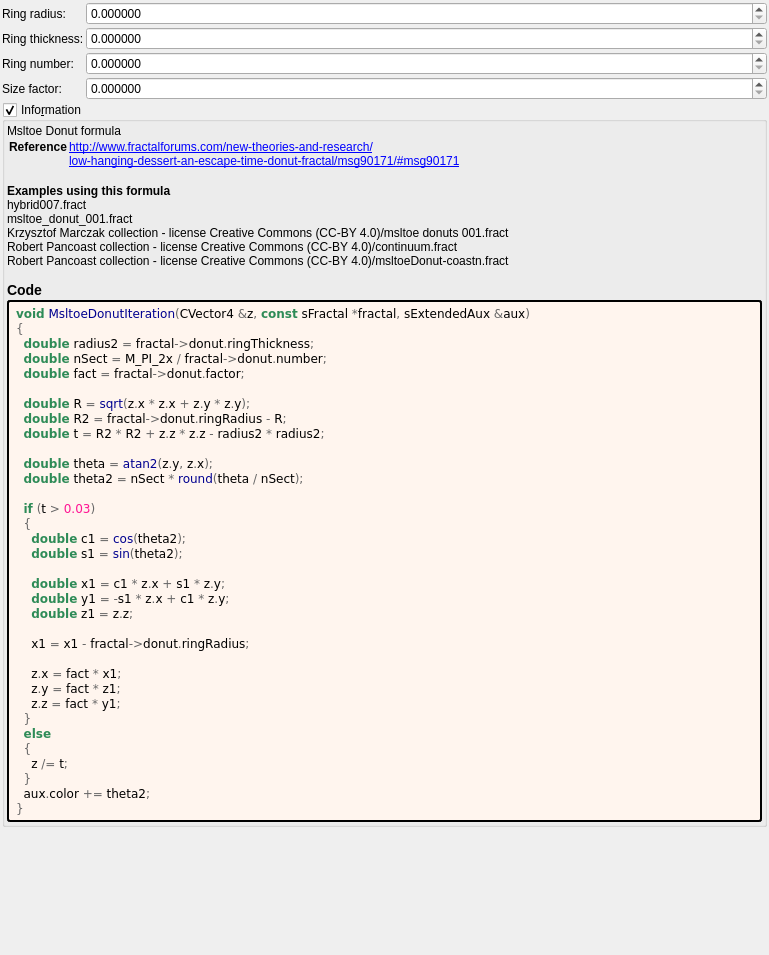
Old version of the form mandelbulber2/formula/ui/msltoe_donut.ui in the repository buddhi1980/mandelbulber2.
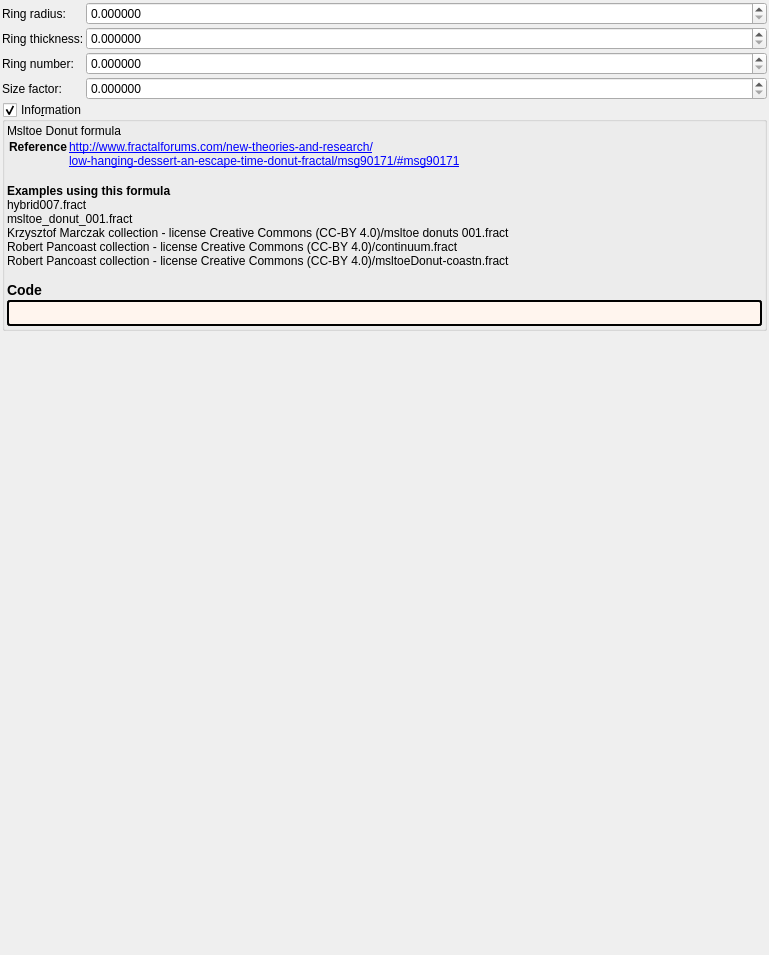
New version of the form. Custom widgets are drawn as their Qt base class.

Diff of the .ui file:
```diff
--- a/mandelbulber2/formula/ui/msltoe_donut.ui
+++ b/mandelbulber2/formula/ui/msltoe_donut.ui
@@ -230,43 +230,7 @@
          <string notr="true">border-style: outset; border-width: 2px; border-radius: 3px; border-color: black; background-color: #fff5ee; padding: 4px;</string>
         </property>
         <property name="text">
-         <string notr="true">&lt;body style=&quot;background-color:#fff5ee&quot;&gt;
-&lt;pre style=&quot;color:#000000; background-color:#fff5ee;  font-family:'Courier New',monospace;&quot;&gt;&lt;span style=&quot;color:#2e8b57; font-weight:bold&quot;&gt;void&lt;/span&gt; &lt;span style=&quot;color:#00008f&quot;&gt;MsltoeDonutIteration&lt;/span&gt;&lt;span style=&quot;color:#676767&quot;&gt;(&lt;/span&gt;CVector4 &lt;span style=&quot;color:#676767&quot;&gt;&amp;amp;&lt;/span&gt;z&lt;span style=&quot;color:#676767&quot;&gt;,&lt;/span&gt; &lt;span style=&quot;color:#2e8b57; font-weight:bold&quot;&gt;const&lt;/span&gt; sFractal &lt;span style=&quot;color:#676767&quot;&gt;*&lt;/span&gt;fractal&lt;span style=&quot;color:#676767&quot;&gt;,&lt;/span&gt; sExtendedAux &lt;span style=&quot;color:#676767&quot;&gt;&amp;amp;&lt;/span&gt;aux&lt;span style=&quot;color:#676767&quot;&gt;)&lt;/span&gt;
-&lt;span style=&quot;color:#676767&quot;&gt;{&lt;/span&gt;
-  &lt;span style=&quot;color:#2e8b57; font-weight:bold&quot;&gt;double&lt;/span&gt; radius2 &lt;span style=&quot;color:#676767&quot;&gt;=&lt;/span&gt; fractal&lt;span style=&quot;color:#676767&quot;&gt;-&amp;gt;&lt;/span&gt;donut&lt;span style=&quot;color:#676767&quot;&gt;.&lt;/span&gt;ringThickness&lt;span style=&quot;color:#676767&quot;&gt;;&lt;/span&gt;
-  &lt;span style=&quot;color:#2e8b57; font-weight:bold&quot;&gt;double&lt;/span&gt; nSect &lt;span style=&quot;color:#676767&quot;&gt;=&lt;/span&gt; M_PI_2x &lt;span style=&quot;color:#676767&quot;&gt;/&lt;/span&gt; fractal&lt;span style=&quot;color:#676767&quot;&gt;-&amp;gt;&lt;/span&gt;donut&lt;span style=&quot;color:#676767&quot;&gt;.&lt;/span&gt;number&lt;span style=&quot;color:#676767&quot;&gt;;&lt;/span&gt;
-  &lt;span style=&quot;color:#2e8b57; font-weight:bold&quot;&gt;double&lt;/span&gt; fact &lt;span style=&quot;color:#676767&quot;&gt;=&lt;/span&gt; fractal&lt;span style=&quot;color:#676767&quot;&gt;-&amp;gt;&lt;/span&gt;donut&lt;span style=&quot;color:#676767&quot;&gt;.&lt;/span&gt;factor&lt;span style=&quot;color:#676767&quot;&gt;;&lt;/span&gt;
-
-  &lt;span style=&quot;color:#2e8b57; font-weight:bold&quot;&gt;double&lt;/span&gt; R &lt;span style=&quot;color:#676767&quot;&gt;=&lt;/span&gt; &lt;span style=&quot;color:#00008f&quot;&gt;sqrt&lt;/span&gt;&lt;span style=&quot;color:#676767&quot;&gt;(&lt;/span&gt;z&lt;span style=&quot;color:#676767&quot;&gt;.&lt;/span&gt;x &lt;span style=&quot;color:#676767&quot;&gt;*&lt;/span&gt; z&lt;span style=&quot;color:#676767&quot;&gt;.&lt;/span&gt;x &lt;span style=&quot;color:#676767&quot;&gt;+&lt;/span&gt; z&lt;span style=&quot;color:#676767&quot;&gt;.&lt;/span&gt;y &lt;span style=&quot;color:#676767&quot;&gt;*&lt;/span&gt; z&lt;span style=&quot;color:#676767&quot;&gt;.&lt;/span&gt;y&lt;span style=&quot;color:#676767&quot;&gt;);&lt;/span&gt;
-  &lt;span style=&quot;color:#2e8b57; font-weight:bold&quot;&gt;double&lt;/span&gt; R2 &lt;span style=&quot;color:#676767&quot;&gt;=&lt;/span&gt; fractal&lt;span style=&quot;color:#676767&quot;&gt;-&amp;gt;&lt;/span&gt;donut&lt;span style=&quot;color:#676767&quot;&gt;.&lt;/span&gt;ringRadius &lt;span style=&quot;color:#676767&quot;&gt;-&lt;/span&gt; R&lt;span style=&quot;color:#676767&quot;&gt;;&lt;/span&gt;
-  &lt;span style=&quot;color:#2e8b57; font-weight:bold&quot;&gt;double&lt;/span&gt; t &lt;span style=&quot;color:#676767&quot;&gt;=&lt;/span&gt; R2 &lt;span style=&quot;color:#676767&quot;&gt;*&lt;/span&gt; R2 &lt;span style=&quot;color:#676767&quot;&gt;+&lt;/span&gt; z&lt;span style=&quot;color:#676767&quot;&gt;.&lt;/span&gt;z &lt;span style=&quot;color:#676767&quot;&gt;*&lt;/span&gt; z&lt;span style=&quot;color:#676767&quot;&gt;.&lt;/span&gt;z &lt;span style=&quot;color:#676767&quot;&gt;-&lt;/span&gt; radius2 &lt;span style=&quot;color:#676767&quot;&gt;*&lt;/span&gt; radius2&lt;span style=&quot;color:#676767&quot;&gt;;&lt;/span&gt;
-
-  &lt;span style=&quot;color:#2e8b57; font-weight:bold&quot;&gt;double&lt;/span&gt; theta &lt;span style=&quot;color:#676767&quot;&gt;=&lt;/span&gt; &lt;span style=&quot;color:#00008f&quot;&gt;atan2&lt;/span&gt;&lt;span style=&quot;color:#676767&quot;&gt;(&lt;/span&gt;z&lt;span style=&quot;color:#676767&quot;&gt;.&lt;/span&gt;y&lt;span style=&quot;color:#676767&quot;&gt;,&lt;/span&gt; z&lt;span style=&quot;color:#676767&quot;&gt;.&lt;/span&gt;x&lt;span style=&quot;color:#676767&quot;&gt;);&lt;/span&gt;
-  &lt;span style=&quot;color:#2e8b57; font-weight:bold&quot;&gt;double&lt;/span&gt; theta2 &lt;span style=&quot;color:#676767&quot;&gt;=&lt;/span&gt; nSect &lt;span style=&quot;color:#676767&quot;&gt;*&lt;/span&gt; &lt;span style=&quot;color:#00008f&quot;&gt;round&lt;/span&gt;&lt;span style=&quot;color:#676767&quot;&gt;(&lt;/span&gt;theta &lt;span style=&quot;color:#676767&quot;&gt;/&lt;/span&gt; nSect&lt;span style=&quot;color:#676767&quot;&gt;);&lt;/span&gt;
-
-  &lt;span style=&quot;color:#2e8b57; font-weight:bold&quot;&gt;if&lt;/span&gt; &lt;span style=&quot;color:#676767&quot;&gt;(&lt;/span&gt;t &lt;span style=&quot;color:#676767&quot;&gt;&amp;gt;&lt;/span&gt; &lt;span style=&quot;color:#ff1493&quot;&gt;0.03&lt;/span&gt;&lt;span style=&quot;color:#676767&quot;&gt;)&lt;/span&gt;
-  &lt;span style=&quot;color:#676767&quot;&gt;{&lt;/span&gt;
-    &lt;span style=&quot;color:#2e8b57; font-weight:bold&quot;&gt;double&lt;/span&gt; c1 &lt;span style=&quot;color:#676767&quot;&gt;=&lt;/span&gt; &lt;span style=&quot;color:#00008f&quot;&gt;cos&lt;/span&gt;&lt;span style=&quot;color:#676767&quot;&gt;(&lt;/span&gt;theta2&lt;span style=&quot;color:#676767&quot;&gt;);&lt;/span&gt;
-    &lt;span style=&quot;color:#2e8b57; font-weight:bold&quot;&gt;double&lt;/span&gt; s1 &lt;span style=&quot;color:#676767&quot;&gt;=&lt;/span&gt; &lt;span style=&quot;color:#00008f&quot;&gt;sin&lt;/span&gt;&lt;span style=&quot;color:#676767&quot;&gt;(&lt;/span&gt;theta2&lt;span style=&quot;color:#676767&quot;&gt;);&lt;/span&gt;
-
-    &lt;span style=&quot;color:#2e8b57; font-weight:bold&quot;&gt;double&lt;/span&gt; x1 &lt;span style=&quot;color:#676767&quot;&gt;=&lt;/span&gt; c1 &lt;span style=&quot;color:#676767&quot;&gt;*&lt;/span&gt; z&lt;span style=&quot;color:#676767&quot;&gt;.&lt;/span&gt;x &lt;span style=&quot;color:#676767&quot;&gt;+&lt;/span&gt; s1 &lt;span style=&quot;color:#676767&quot;&gt;*&lt;/span&gt; z&lt;span style=&quot;color:#676767&quot;&gt;.&lt;/span&gt;y&lt;span style=&quot;color:#676767&quot;&gt;;&lt;/span&gt;
-    &lt;span style=&quot;color:#2e8b57; font-weight:bold&quot;&gt;double&lt;/span&gt; y1 &lt;span style=&quot;color:#676767&quot;&gt;= -&lt;/span&gt;s1 &lt;span style=&quot;color:#676767&quot;&gt;*&lt;/span&gt; z&lt;span style=&quot;color:#676767&quot;&gt;.&lt;/span&gt;x &lt;span style=&quot;color:#676767&quot;&gt;+&lt;/span&gt; c1 &lt;span style=&quot;color:#676767&quot;&gt;*&lt;/span&gt; z&lt;span style=&quot;color:#676767&quot;&gt;.&lt;/span&gt;y&lt;span style=&quot;color:#676767&quot;&gt;;&lt;/span&gt;
-    &lt;span style=&quot;color:#2e8b57; font-weight:bold&quot;&gt;double&lt;/span&gt; z1 &lt;span style=&quot;color:#676767&quot;&gt;=&lt;/span&gt; z&lt;span style=&quot;color:#676767&quot;&gt;.&lt;/span&gt;z&lt;span style=&quot;color:#676767&quot;&gt;;&lt;/span&gt;
-
-    x1 &lt;span style=&quot;color:#676767&quot;&gt;=&lt;/span&gt; x1 &lt;span style=&quot;color:#676767&quot;&gt;-&lt;/span&gt; fractal&lt;span style=&quot;color:#676767&quot;&gt;-&amp;gt;&lt;/span&gt;donut&lt;span style=&quot;color:#676767&quot;&gt;.&lt;/span&gt;ringRadius&lt;span style=&quot;color:#676767&quot;&gt;;&lt;/span&gt;
-
-    z&lt;span style=&quot;color:#676767&quot;&gt;.&lt;/span&gt;x &lt;span style=&quot;color:#676767&quot;&gt;=&lt;/span&gt; fact &lt;span style=&quot;color:#676767&quot;&gt;*&lt;/span&gt; x1&lt;span style=&quot;color:#676767&quot;&gt;;&lt;/span&gt;
-    z&lt;span style=&quot;color:#676767&quot;&gt;.&lt;/span&gt;y &lt;span style=&quot;color:#676767&quot;&gt;=&lt;/span&gt; fact &lt;span style=&quot;color:#676767&quot;&gt;*&lt;/span&gt; z1&lt;span style=&quot;color:#676767&quot;&gt;;&lt;/span&gt;
-    z&lt;span style=&quot;color:#676767&quot;&gt;.&lt;/span&gt;z &lt;span style=&quot;color:#676767&quot;&gt;=&lt;/span&gt; fact &lt;span style=&quot;color:#676767&quot;&gt;*&lt;/span&gt; y1&lt;span style=&quot;color:#676767&quot;&gt;;&lt;/span&gt;
-  &lt;span style=&quot;color:#676767&quot;&gt;}&lt;/span&gt;
-  &lt;span style=&quot;color:#2e8b57; font-weight:bold&quot;&gt;else&lt;/span&gt;
-  &lt;span style=&quot;color:#676767&quot;&gt;{&lt;/span&gt;
-    z &lt;span style=&quot;color:#676767&quot;&gt;/=&lt;/span&gt; t&lt;span style=&quot;color:#676767&quot;&gt;;&lt;/span&gt;
-  &lt;span style=&quot;color:#676767&quot;&gt;}&lt;/span&gt;
-  aux&lt;span style=&quot;color:#676767&quot;&gt;.&lt;/span&gt;color &lt;span style=&quot;color:#676767&quot;&gt;+=&lt;/span&gt; theta2&lt;span style=&quot;color:#676767&quot;&gt;;&lt;/span&gt;
-&lt;span style=&quot;color:#676767&quot;&gt;}&lt;/span&gt;
-&lt;/pre&gt;
-&lt;/body&gt;</string>
+         <string notr="true"></string>
         </property>
         <property name="wordWrap">
          <bool>true</bool>
```
